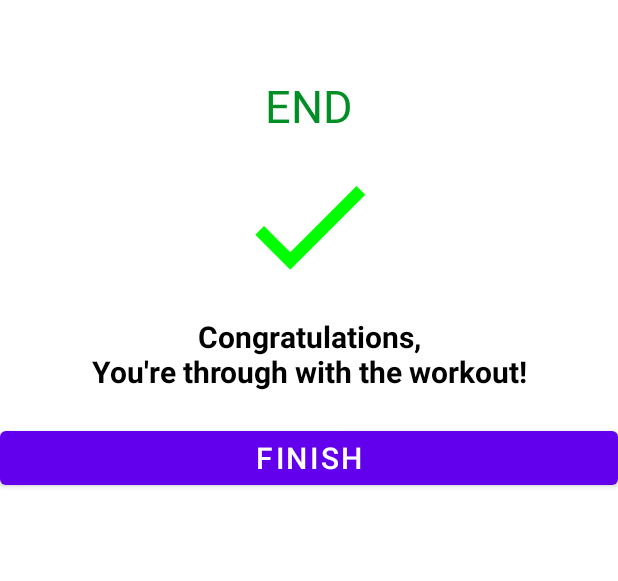
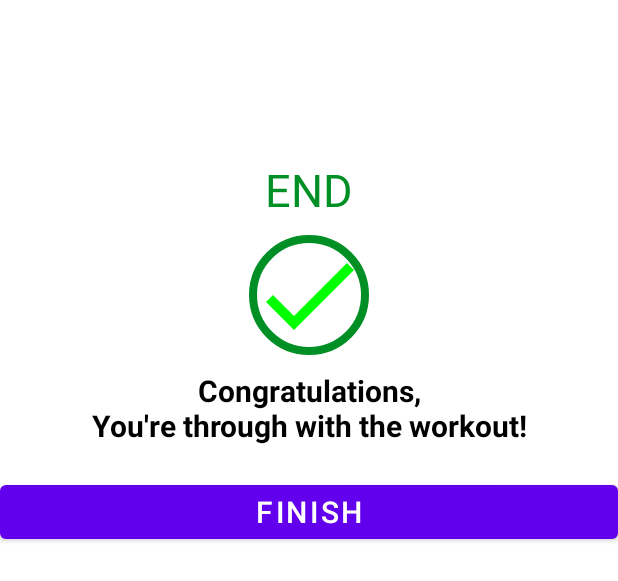
Before and after one commit to AhmedOnibiyo/7-Minutes-Workout, an Android app: the layout activity_finish.xml on its own in the app's theme, with its tools: preview values and no code run, on a phone screen of 412 x 824 dp. Shown: the top 581 px of the screen. Run offline under Robolectric (Android 15) with nearby library versions, the phone set to English and light mode, and no system bars.

Commit message:
Add finish activity

```diff
--- a/app/src/main/res/layout/activity_finish.xml
+++ b/app/src/main/res/layout/activity_finish.xml
@@ -4,8 +4,17 @@
     xmlns:tools="http://schemas.android.com/tools"
     android:layout_width="match_parent"
     android:layout_height="match_parent"
-    android:layout_gravity="center_horizontal"
+    android:layout_gravity="center"
     tools:context=".FinishActivity">
+
+    <androidx.appcompat.widget.Toolbar
+        android:id="@+id/toolbarFinish"
+        android:layout_width="match_parent"
+        android:layout_height="?android:attr/actionBarSize"
+        android:background="@color/white"
+        android:theme="@style/ToolbarTheme"
+        app:layout_constraintTop_toTopOf="parent"
+        app:titleTextColor="@color/colorPrimary" />
 
     <TextView
         android:id="@+id/tvEnd"
@@ -17,13 +26,14 @@
         android:textSize="30sp"
         app:layout_constraintEnd_toEndOf="parent"
         app:layout_constraintStart_toStartOf="parent"
-        app:layout_constraintTop_toTopOf="parent" />
+        app:layout_constraintTop_toBottomOf="@id/toolbarFinish" />
 
     <ImageView
         android:id="@+id/ivDone"
-        android:layout_width="100dp"
-        android:layout_height="100dp"
+        android:layout_width="80dp"
+        android:layout_height="80dp"
         android:layout_marginTop="10dp"
+        android:background="@drawable/item_circular_color_accent_border"
         android:src="@drawable/ic_done"
         app:layout_constraintEnd_toEndOf="parent"
         app:layout_constraintStart_toStartOf="parent"
@@ -47,8 +57,8 @@
         android:id="@+id/btnFinish"
         android:layout_width="match_parent"
         android:layout_height="wrap_content"
+        android:layout_marginTop="20dp"
         android:text="FINISH"
-        android:layout_marginTop="20dp"
         android:textSize="20sp"
         app:layout_constraintEnd_toEndOf="parent"
         app:layout_constraintStart_toStartOf="parent"
```
Also changed, not shown: app/src/main/java/com/ahmedonibiyo/a7minutesworkout/ExerciseActivity.kt (+15 -17 lines), app/src/main/java/com/ahmedonibiyo/a7minutesworkout/FinishActivity.kt (+12 -1 lines).
